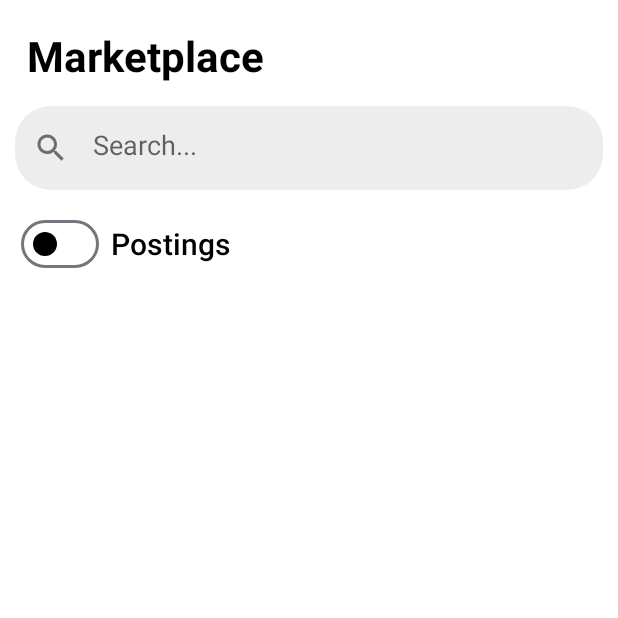
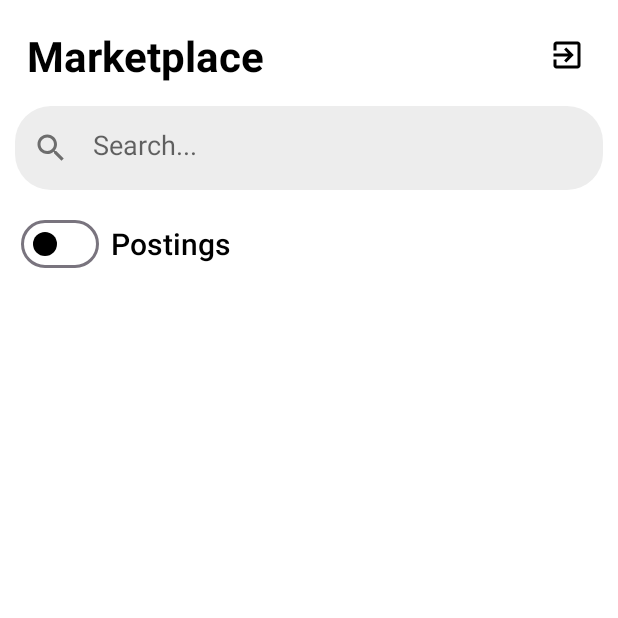
Before and after one commit to zaydadnan08/CS446, an Android app built with Jetpack Compose: the ItemsScreen screen opened through its navigation route, on a phone screen of 412 x 824 dp, the top half of it. Run offline under Robolectric (Android 15) with nearby library versions, the phone set to English and light mode, and no system bars; our stand-ins replace Dagger/Hilt's generated code, Firebase (no records; nobody signed in at launch, a user with empty details on screens opened directly).

Commit message:
Sign out (#31)
* sign out functionality

* make sign out actually work

```diff
--- a/app/src/main/java/com/example/farmerpro/MainActivity.kt
+++ b/app/src/main/java/com/example/farmerpro/MainActivity.kt
@@ -14,9 +14,8 @@ class MainActivity : ComponentActivity() {
     override fun onCreate(savedInstanceState: Bundle?) {
         super.onCreate(savedInstanceState)
         setContent {
-            var loggedIn: Boolean = false
-            if (viewModel.getCurrentUser != null) {
-                loggedIn = true
+            var loggedIn: Boolean = viewModel.isUserLoggedIn()
+            if (loggedIn) {
                 Toast.makeText(LocalContext.current, viewModel.email, Toast.LENGTH_LONG).show()
             }
             Navigation(loggedIn)
--- a/app/src/main/java/com/example/farmerpro/MainViewModel.kt
+++ b/app/src/main/java/com/example/farmerpro/MainViewModel.kt
@@ -9,6 +9,8 @@ import javax.inject.Inject
 class MainViewModel @Inject constructor(
     private val repository: AuthRepository
 ) : ViewModel() {
-    var getCurrentUser = repository.currentUser
+    fun isUserLoggedIn(): Boolean {
+        return repository.currentUser != null
+    }
     var email = repository.currentUser?.email ?: ""
 }
--- /dev/null
+++ b/app/src/main/java/com/example/farmerpro/components/Title.kt
@@ -0,0 +1,48 @@
+package com.example.farmerpro.components
+
+import androidx.compose.foundation.layout.Arrangement
+import androidx.compose.foundation.layout.Row
+import androidx.compose.foundation.layout.fillMaxWidth
+import androidx.compose.foundation.layout.padding
+import androidx.compose.material.Icon
+import androidx.compose.material.Text
+import androidx.compose.material.icons.Icons
+import androidx.compose.material.icons.filled.ExitToApp
+import androidx.compose.material3.IconButton
+import androidx.compose.runtime.Composable
+import androidx.compose.ui.Alignment
+import androidx.compose.ui.Modifier
+import androidx.compose.ui.graphics.Color
+import androidx.compose.ui.text.TextStyle
+import androidx.compose.ui.text.font.FontWeight
+import androidx.compose.ui.text.style.TextAlign
+import androidx.compose.ui.unit.dp
+import androidx.compose.ui.unit.sp
+
+@Composable
+fun Title(text: String, onClick: () -> Unit = {}){
+    Row(
+        modifier = Modifier.fillMaxWidth(),
+        horizontalArrangement = Arrangement.SpaceBetween,
+        verticalAlignment = Alignment.CenterVertically
+    ) {
+        Text(
+            text = text,
+            modifier = Modifier.padding(
+                bottom = 8.dp, top = 12.dp, start = 8.dp, end = 4.dp
+            ),
+            style = TextStyle(
+                fontWeight = FontWeight.Bold, fontSize = 28.sp, textAlign = TextAlign.Start
+            )
+        )
+        IconButton(onClick = {
+            onClick()
+        }) {
+            Icon(
+                imageVector = Icons.Default.ExitToApp, // Sign out icon
+                contentDescription = "Sign Out",
+                tint = Color.Black // Change the color if needed
+            )
+        }
+    }
+}
--- a/app/src/main/java/com/example/farmerpro/domain/repository/AuthRepository.kt
+++ b/app/src/main/java/com/example/farmerpro/domain/repository/AuthRepository.kt
@@ -1,5 +1,6 @@
 package com.example.farmerpro.domain.repository
 
+import android.content.Context
 import com.example.farmerpro.domain.model.Resource
 import com.example.farmerpro.domain.model.Response
 import com.example.farmerpro.types.User
--- a/app/src/main/java/com/example/farmerpro/ui/home/bottomBar/navigation.kt
+++ b/app/src/main/java/com/example/farmerpro/ui/home/bottomBar/navigation.kt
@@ -17,13 +17,13 @@ import com.example.farmerpro.ui.home.fridge.CommunityFridgeScreen
 fun navigation(navController: NavHostController, mainNavController: NavController){
     NavHost(navController = navController, startDestination = Screens.Fridge.name){
         composable(route = Screens.Market.name) {
-            ItemsScreen()
+            ItemsScreen(navController = mainNavController)
         }
         composable(route = Screens.Farmer.name) {
             val farmerNavController = rememberNavController()
             NavHost(navController = farmerNavController, startDestination = FarmerSubScreens.FarmerHome.name) {
                 composable(route = FarmerSubScreens.FarmerHome.name) {
-                    FarmerHomeScreen(navController = farmerNavController)
+                    FarmerHomeScreen(navController = farmerNavController, mainNavController = mainNavController)
                 }
                 composable(
                     route = "${FarmerSubScreens.InventoryItem.name}?name={name}&quantity={quantity}&unit={unit}&notes={notes}",
@@ -44,7 +44,7 @@ fun navigation(navController: NavHostController, mainNavController: NavControlle
             }
         }
         composable(route = Screens.Fridge.name) {
-            CommunityFridgeScreen(navController = navController)
+            CommunityFridgeScreen(navController = mainNavController)
         }
     }
 }
--- a/app/src/main/java/com/example/farmerpro/ui/home/farmer/farmViewModel.kt
+++ b/app/src/main/java/com/example/farmerpro/ui/home/farmer/farmViewModel.kt
@@ -1,10 +1,13 @@
 package com.example.farmerpro.ui.home.farmer
 
+import android.content.Context
 import androidx.compose.runtime.getValue
 import androidx.compose.runtime.mutableStateOf
 import androidx.compose.runtime.setValue
 import androidx.lifecycle.ViewModel
 import androidx.lifecycle.viewModelScope
+import androidx.navigation.NavController
+import com.example.farmerpro.Screens
 import com.example.farmerpro.domain.inventory_use_case.InventoryUseCases
 import com.example.farmerpro.domain.model.InventoryItem
 import com.example.farmerpro.domain.model.InventoryItems
@@ -102,4 +105,7 @@ class farmViewModel @Inject constructor(
         }
 
     }
+    fun signOut() {
+        repository.signOut()
+    }
 }
--- a/app/src/main/java/com/example/farmerpro/ui/home/farmer/farmscreen.kt
+++ b/app/src/main/java/com/example/farmerpro/ui/home/farmer/farmscreen.kt
@@ -18,6 +18,7 @@ import androidx.compose.material.Button
 
 import androidx.compose.runtime.SideEffect
 import androidx.compose.ui.Alignment
+import androidx.compose.ui.platform.LocalContext
 
 
 import androidx.lifecycle.viewmodel.compose.viewModel
@@ -31,7 +32,6 @@ import com.google.accompanist.permissions.rememberPermissionState
 
 @Composable
 fun FarmScreen(viewModel: farmViewModel = viewModel()){
-
     val permissionState = rememberPermissionState(
         permission = Manifest.permission.RECORD_AUDIO
     )
--- a/app/src/main/java/com/example/farmerpro/ui/home/fridge/CommunityFridgeScreen.kt
+++ b/app/src/main/java/com/example/farmerpro/ui/home/fridge/CommunityFridgeScreen.kt
@@ -1,5 +1,6 @@
 package com.example.farmerpro.ui.home.fridge
 
+import android.util.Log
 import androidx.activity.compose.rememberLauncherForActivityResult
 import androidx.activity.result.contract.ActivityResultContracts
 import androidx.compose.foundation.BorderStroke
@@ -17,6 +18,7 @@ import androidx.compose.runtime.remember
 import androidx.compose.runtime.setValue
 import androidx.compose.ui.Alignment
 import androidx.compose.ui.Modifier
+import androidx.compose.ui.platform.LocalContext
 import androidx.compose.ui.text.TextStyle
 import androidx.compose.ui.text.font.FontWeight
 import androidx.compose.ui.text.style.TextAlign
@@ -26,6 +28,7 @@ import androidx.hilt.navigation.compose.hiltViewModel
 import androidx.navigation.NavController
 import com.example.farmerpro.Screens
 import com.example.farmerpro.components.CircleButtonWithPlus
+import com.example.farmerpro.components.Title
 import com.example.farmerpro.core.Constants
 import com.example.farmerpro.domain.model.FridgeRequest
 import com.example.farmerpro.ui.home.markets.components.ItemCard
@@ -38,6 +41,7 @@ fun CommunityFridgeScreen(
 ) {
     var openRequestDialog by remember { mutableStateOf(false) }
     var openFridgeDialog by remember { mutableStateOf(false) }
+    val context = LocalContext.current
 
     val galleryLauncher =
         rememberLauncherForActivityResult(ActivityResultContracts.GetContent()) { imageUri ->
@@ -55,29 +59,11 @@ fun CommunityFridgeScreen(
             .padding(10.dp)
             .verticalScroll(rememberScrollState())
     ) {
-        Text(
-            text = "Community Fridge", modifier = Modifier.padding(
-                bottom = 8.dp, top = 12.dp, start = 8.dp, end = 4.dp
-            ), style = TextStyle(
-                fontWeight = FontWeight.Bold, fontSize = 28.sp, textAlign = TextAlign.Start
-            )
-        )
+        Title(text = "Community Fridge", onClick = {
+            viewModel.signOut()
+            navController.navigate(Screens.Start.name)
+        })
         Spacer(modifier = Modifier.height(8.dp))
-        OutlinedButton(
-            onClick = {
-                viewModel.signOut()
-                navController.navigate(Screens.Start.name)
-            },
-            shape = CircleShape,
-            border = BorderStroke(1.dp, androidx.compose.ui.graphics.Color.Blue)
-        ) {
-            Text(
-                text = "Sort by: distance", modifier = Modifier.padding(), style = TextStyle(
-                    fontWeight = FontWeight.Medium, fontSize = 14.sp, textAlign = TextAlign.Start
-                )
-            )
-        }
-
         Row(
             verticalAlignment = Alignment.CenterVertically,
             modifier = Modifier
--- a/app/src/main/java/com/example/farmerpro/ui/home/markets/MarketScreen.kt
+++ b/app/src/main/java/com/example/farmerpro/ui/home/markets/MarketScreen.kt
@@ -4,25 +4,37 @@ import androidx.activity.compose.rememberLauncherForActivityResult
 import androidx.activity.result.contract.ActivityResultContracts
 import androidx.compose.foundation.layout.Arrangement
 import androidx.compose.foundation.layout.Column
+import androidx.compose.foundation.layout.Row
 import androidx.compose.foundation.layout.Spacer
 import androidx.compose.foundation.layout.fillMaxSize
+import androidx.compose.foundation.layout.fillMaxWidth
 import androidx.compose.foundation.layout.height
 import androidx.compose.foundation.layout.padding
 import androidx.compose.foundation.lazy.grid.GridCells
 import androidx.compose.foundation.lazy.grid.LazyVerticalGrid
+import androidx.compose.material.Icon
 import androidx.compose.material.Scaffold
 import androidx.compose.material.Text
+import androidx.compose.material.icons.Icons
+import androidx.compose.material.icons.filled.ExitToApp
+import androidx.compose.material3.IconButton
 import androidx.compose.runtime.*
+import androidx.compose.ui.Alignment
 import androidx.compose.ui.Modifier
+import androidx.compose.ui.graphics.Color
+import androidx.compose.ui.platform.LocalContext
 import androidx.compose.ui.text.TextStyle
 import androidx.compose.ui.text.font.FontWeight
 import androidx.compose.ui.text.style.TextAlign
 import androidx.compose.ui.unit.dp
 import androidx.compose.ui.unit.sp
 import androidx.hilt.navigation.compose.hiltViewModel
+import androidx.navigation.NavController
+import com.example.farmerpro.Screens
 import com.example.farmerpro.ui.home.markets.components.AddItemAlertDialog
 import com.example.farmerpro.components.AddFloatingActionButton
 import com.example.farmerpro.components.SearchAppBar
+import com.example.farmerpro.components.Title
 import com.example.farmerpro.components.ToggleWithText
 import com.example.farmerpro.core.Constants
 import com.example.farmerpro.domain.model.MarketplaceItem
@@ -34,8 +46,10 @@ import com.example.farmerpro.ui.home.markets.components.ItemDialog
 
 @Composable
 fun ItemsScreen(
+    navController: NavController,
     viewModel: MarketViewModel = hiltViewModel()
 ) {
+    val context = LocalContext.current
     var openDialog by remember { mutableStateOf(false) }
     var showDialog by remember { mutableStateOf(false) }
     var selectedItem by remember { mutableStateOf(MarketplaceItem()) }
@@ -54,13 +68,10 @@ fun ItemsScreen(
                 .fillMaxSize()
                 .padding(start = 10.dp, end = 10.dp, top = 10.dp)
         ) {
-            Text(
-                text = "Marketplace", modifier = Modifier.padding(
-                    bottom = 8.dp, top = 12.dp, start = 8.dp, end = 4.dp
-                ), style = TextStyle(
-                    fontWeight = FontWeight.Bold, fontSize = 28.sp, textAlign = TextAlign.Start
-                )
-            )
+            Title(text = "Marketplace", onClick = {
+                viewModel.signOut()
+                navController.navigate(Screens.Start.name)
+            })
             Spacer(modifier = Modifier.height(8.dp))
             val (searchQuery, setSearchQuery) = remember { mutableStateOf("") }
             SearchAppBar(searchQuery, setSearchQuery)
--- a/app/src/main/java/com/example/farmerpro/ui/home/markets/MarketViewModel.kt
+++ b/app/src/main/java/com/example/farmerpro/ui/home/markets/MarketViewModel.kt
@@ -1,11 +1,14 @@
 package com.example.farmerpro.ui.home.markets
 
+import android.content.Context
 import android.net.Uri
 import androidx.compose.runtime.getValue
 import androidx.compose.runtime.mutableStateOf
 import androidx.compose.runtime.setValue
 import androidx.lifecycle.ViewModel
 import androidx.lifecycle.viewModelScope
+import androidx.navigation.NavController
+import com.example.farmerpro.Screens
 import dagger.hilt.android.lifecycle.HiltViewModel
 import kotlinx.coroutines.launch
 import com.example.farmerpro.domain.model.Response.Loading
@@ -99,6 +102,9 @@ class MarketViewModel @Inject constructor(
         downloadUrl.value = url;
     }
 
+    fun signOut(): () -> Unit = {
+        repository.signOut()
+    }
     fun deleteItem(ItemId: String) = viewModelScope.launch {
         deleteItemResponse = Loading
         deleteItemResponse = marketUseCases.deleteItem(ItemId)
```
Also changed, not shown: app/src/main/java/com/example/farmerpro/data/AuthRepositoryImpl.kt (+6 -1 lines), app/src/main/java/com/example/farmerpro/ui/home/farmer/FarmerScreen.kt (+9 -10 lines), app/src/main/java/com/example/farmerpro/ui/home/fridge/AddFridgeDialog.kt (+0 -8 lines), app/src/main/java/com/example/farmerpro/ui/home/fridge/CommunityFridgeViewModel.kt (+8 -1 lines).
